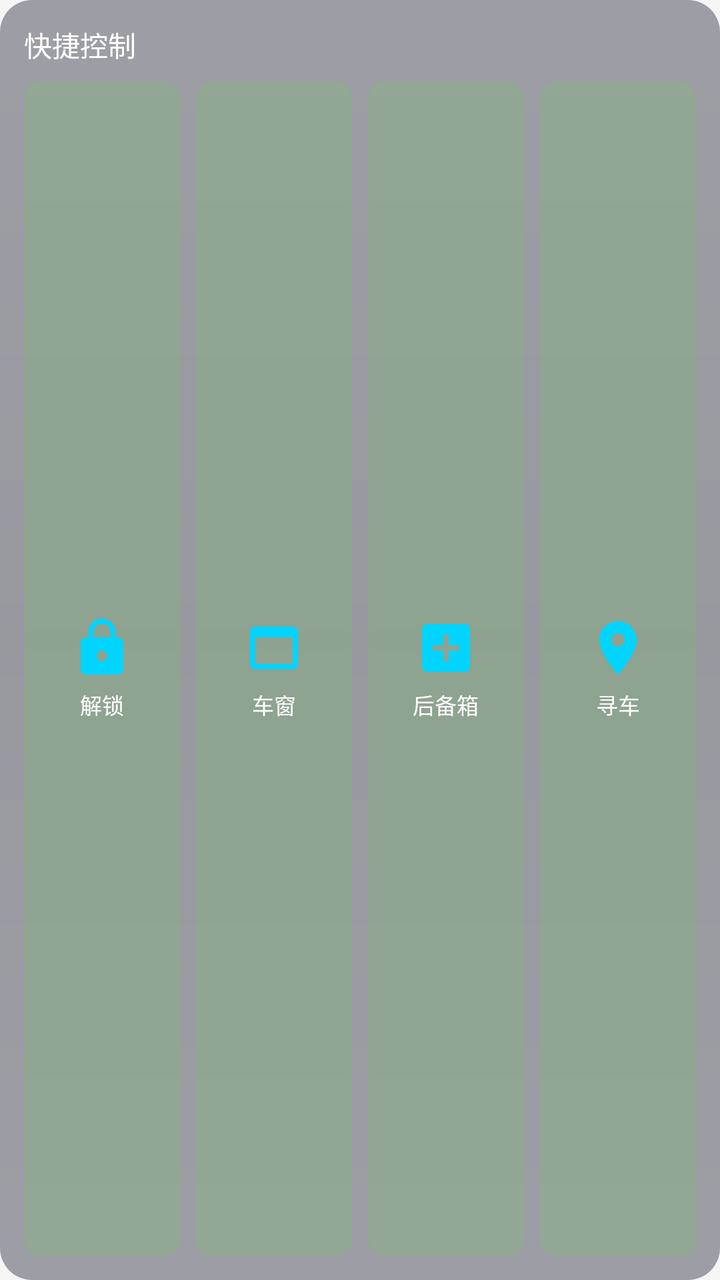
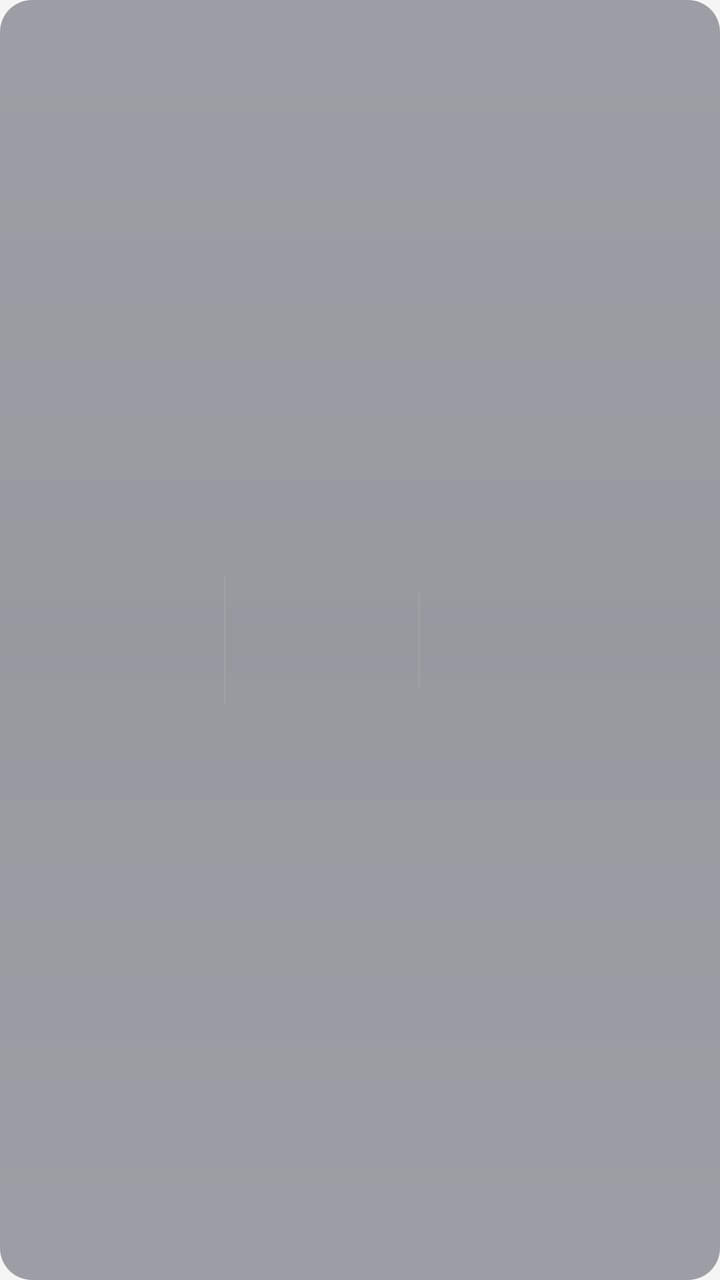

Screens rendered from an Android XML layout before and after an edit, with the pre-edit source and the edit as a unified diff.
<!-- AndroidManifest.xml: application theme Theme.YouthDesktop -->
<!-- res/layout/card_vehicle_control.xml -->
<?xml version="1.0" encoding="utf-8"?>
<LinearLayout xmlns:android="http://schemas.android.com/apk/res/android"
    android:layout_width="280dp"
    android:layout_height="100dp"
    android:orientation="vertical"
    android:background="@drawable/card_background_rounded"
    android:padding="12dp"
    android:layout_marginEnd="12dp"
    android:elevation="4dp">

    
    <TextView
        android:layout_width="wrap_content"
        android:layout_height="wrap_content"
        android:text="快捷控制"
        android:textSize="14sp"
        android:textColor="@color/dark_tech_text"
        android:fontFamily="sans-serif-medium"
        android:layout_marginBottom="8dp" />

    
    <LinearLayout
        android:layout_width="match_parent"
        android:layout_height="0dp"
        android:layout_weight="1"
        android:orientation="horizontal"
        android:gravity="center">

        
        <LinearLayout
            android:id="@+id/btn_unlock"
            android:layout_width="0dp"
            android:layout_height="match_parent"
            android:layout_weight="1"
            android:orientation="vertical"
            android:gravity="center"
            android:background="@drawable/card_control_button_background"
            android:padding="4dp">

            <ImageView
                android:id="@+id/img_unlock"
                android:layout_width="32dp"
                android:layout_height="32dp"
                android:src="@drawable/ic_unlock"
                android:scaleType="fitCenter" />

            <TextView
                android:layout_width="wrap_content"
                android:layout_height="wrap_content"
                android:text="解锁"
                android:textSize="11sp"
                android:textColor="@color/dark_tech_text"
                android:layout_marginTop="4dp" />
        </LinearLayout>

        <View
            android:layout_width="8dp"
            android:layout_height="0dp" />

        
        <LinearLayout
            android:id="@+id/btn_window"
            android:layout_width="0dp"
            android:layout_height="match_parent"
            android:layout_weight="1"
            android:orientation="vertical"
            android:gravity="center"
            android:background="@drawable/card_control_button_background"
            android:padding="4dp">

            <ImageView
                android:id="@+id/img_window"
                android:layout_width="32dp"
                android:layout_height="32dp"
                android:src="@drawable/ic_window"
                android:scaleType="fitCenter" />

            <TextView
                android:layout_width="wrap_content"
                android:layout_height="wrap_content"
                android:text="车窗"
                android:textSize="11sp"
                android:textColor="@color/dark_tech_text"
                android:layout_marginTop="4dp" />
        </LinearLayout>

        <View
            android:layout_width="8dp"
            android:layout_height="0dp" />

        
        <LinearLayout
            android:id="@+id/btn_trunk"
            android:layout_width="0dp"
            android:layout_height="match_parent"
            android:layout_weight="1"
            android:orientation="vertical"
            android:gravity="center"
            android:background="@drawable/card_control_button_background"
            android:padding="4dp">

            <ImageView
                android:id="@+id/img_trunk"
                android:layout_width="32dp"
                android:layout_height="32dp"
                android:src="@drawable/ic_trunk"
                android:scaleType="fitCenter" />

            <TextView
                android:layout_width="wrap_content"
                android:layout_height="wrap_content"
                android:text="后备箱"
                android:textSize="11sp"
                android:textColor="@color/dark_tech_text"
                android:layout_marginTop="4dp" />
        </LinearLayout>

        <View
            android:layout_width="8dp"
            android:layout_height="0dp" />

        
        <LinearLayout
            android:id="@+id/btn_find_car"
            android:layout_width="0dp"
            android:layout_height="match_parent"
            android:layout_weight="1"
            android:orientation="vertical"
            android:gravity="center"
            android:background="@drawable/card_control_button_background"
            android:padding="4dp">

            <ImageView
                android:id="@+id/img_find_car"
                android:layout_width="32dp"
                android:layout_height="32dp"
                android:src="@drawable/ic_find_car"
                android:scaleType="fitCenter" />

            <TextView
                android:layout_width="wrap_content"
                android:layout_height="wrap_content"
                android:text="寻车"
                android:textSize="11sp"
                android:textColor="@color/dark_tech_text"
                android:layout_marginTop="4dp" />
        </LinearLayout>
    </LinearLayout>

</LinearLayout>
<!-- resources referenced by this layout -->
<resources>
  <color name="dark_tech_text">#FFFFFF</color>
  <!-- drawable card_control_button_background (drawable) -->
  <?xml version="1.0" encoding="utf-8"?>
  <selector xmlns:android="http://schemas.android.com/apk/res/android">
      <item android:state_pressed="true">
          <shape android:shape="rectangle">
              <solid android:color="@color/card_button_pressed" />
              <corners android:radius="8dp" />
          </shape>
      </item>
      <item>
          <shape android:shape="rectangle">
              <solid android:color="@color/card_button_normal" />
              <corners android:radius="8dp" />
          </shape>
      </item>
  </selector>
  <!-- drawable ic_find_car (drawable) -->
  <?xml version="1.0" encoding="utf-8"?>
  <vector xmlns:android="http://schemas.android.com/apk/res/android"
      android:width="24dp"
      android:height="24dp"
      android:viewportWidth="24"
      android:viewportHeight="24">
      <path
          android:fillColor="#00D4FF"
          android:pathData="M12,2C8.13,2 5,5.13 5,9c0,5.25 7,13 7,13s7,-7.75 7,-13c0,-3.87 -3.13,-7 -7,-7zM12,11.5c-1.38,0 -2.5,-1.12 -2.5,-2.5s1.12,-2.5 2.5,-2.5 2.5,1.12 2.5,2.5 -1.12,2.5 -2.5,2.5z"/>
  </vector>
  <!-- drawable ic_trunk (drawable) -->
  <?xml version="1.0" encoding="utf-8"?>
  <vector xmlns:android="http://schemas.android.com/apk/res/android"
      android:width="24dp"
      android:height="24dp"
      android:viewportWidth="24"
      android:viewportHeight="24">
      <path
          android:fillColor="#00D4FF"
          android:pathData="M19,3H5c-1.1,0 -2,0.9 -2,2v14c0,1.1 0.9,2 2,2h14c1.1,0 2,-0.9 2,-2V5c0,-1.1 -0.9,-2 -2,-2zM17,13h-4v4h-2v-4H7v-2h4V7h2v4h4v2z"/>
  </vector>
  <!-- drawable ic_unlock (drawable) -->
  <?xml version="1.0" encoding="utf-8"?>
  <vector xmlns:android="http://schemas.android.com/apk/res/android"
      android:width="24dp"
      android:height="24dp"
      android:viewportWidth="24"
      android:viewportHeight="24">
      <path
          android:fillColor="#00D4FF"
          android:pathData="M18,8h-1V6c0,-2.76 -2.24,-5 -5,-5S7,3.24 7,6v2H6c-1.1,0 -2,0.9 -2,2v10c0,1.1 0.9,2 2,2h12c1.1,0 2,-0.9 2,-2V10c0,-1.1 -0.9,-2 -2,-2zM12,17c-1.1,0 -2,-0.9 -2,-2s0.9,-2 2,-2 2,0.9 2,2 -0.9,2 -2,2zM15.1,8H8.9V6c0,-1.71 1.39,-3.1 3.1,-3.1 1.71,0 3.1,1.39 3.1,3.1v2z"/>
  </vector>
  <!-- drawable ic_window (drawable) -->
  <?xml version="1.0" encoding="utf-8"?>
  <vector xmlns:android="http://schemas.android.com/apk/res/android"
      android:width="24dp"
      android:height="24dp"
      android:viewportWidth="24"
      android:viewportHeight="24">
      <path
          android:fillColor="#00D4FF"
          android:pathData="M19,4H5c-1.11,0 -2,0.9 -2,2v12c0,1.1 0.89,2 2,2h14c1.1,0 2,-0.9 2,-2V6c0,-1.1 -0.9,-2 -2,-2zM19,18H5V8h14v10z"/>
  </vector>
  <style name="Theme.YouthDesktop" parent="Theme.MaterialComponents.Light.NoActionBar">
          <item name="colorPrimary">@color/primary</item>
          <item name="colorPrimaryDark">@color/primary_dark</item>
          <item name="colorAccent">@color/accent</item>
          <item name="android:windowBackground">@color/background</item>
          <item name="android:navigationBarColor">@color/primary_dark</item>
          <item name="android:statusBarColor">@color/statusbar_background</item>
          <item name="android:windowFullscreen">true</item>
          <item name="android:windowLayoutInDisplayCutoutMode">shortEdges</item>
      </style>
  <color name="card_button_pressed">#3333FF00</color>
  <color name="card_button_normal">#1A33FF00</color>
  <color name="primary">#2196F3</color>
  <color name="primary_dark">#1976D2</color>
  <color name="accent">#FF4081</color>
  <color name="background">#F5F5F5</color>
  <color name="statusbar_background">#1565C0</color>
  <!-- unchanged entries left out for length: 1 -->
</resources>

<!-- the commit's change to res/layout/card_vehicle_control.xml (unified diff, before → after) -->
@@ -1,149 +1,85 @@
 <?xml version="1.0" encoding="utf-8"?>
 <LinearLayout xmlns:android="http://schemas.android.com/apk/res/android"
-    android:layout_width="280dp"
-    android:layout_height="100dp"
-    android:orientation="vertical"
+    android:layout_width="wrap_content"
+    android:layout_height="wrap_content"
+    android:orientation="horizontal"
     android:background="@drawable/card_background_rounded"
-    android:padding="12dp"
+    android:padding="16dp"
     android:layout_marginEnd="12dp"
-    android:elevation="4dp">
-
-    
-    <TextView
-        android:layout_width="wrap_content"
-        android:layout_height="wrap_content"
-        android:text="快捷控制"
-        android:textSize="14sp"
-        android:textColor="@color/dark_tech_text"
-        android:fontFamily="sans-serif-medium"
-        android:layout_marginBottom="8dp" />
+    android:elevation="4dp"
+    android:gravity="center_vertical">
 
     
     <LinearLayout
-        android:layout_width="match_parent"
-        android:layout_height="0dp"
-        android:layout_weight="1"
+        android:layout_width="wrap_content"
+        android:layout_height="wrap_content"
+        android:orientation="vertical"
+        android:gravity="center"
+        android:paddingEnd="16dp">
+
+        <ImageView
+            android:id="@+id/img_car"
+            android:layout_width="80dp"
+            android:layout_height="80dp"
+            android:scaleType="fitCenter" />
+    </LinearLayout>
+
+    
+    <View
+        android:layout_width="1dp"
+        android:layout_height="64dp"
+        android:background="@color/dark_tech_text_secondary"
+        android:alpha="0.3"
+        android:layout_marginEnd="16dp" />
+
+    
+    <LinearLayout
+        android:layout_width="wrap_content"
+        android:layout_height="wrap_content"
         android:orientation="horizontal"
         android:gravity="center">
 
         
         <LinearLayout
-            android:id="@+id/btn_unlock"
-            android:layout_width="0dp"
-            android:layout_height="match_parent"
-            android:layout_weight="1"
+            android:id="@+id/btn_lock_unlock"
+            android:layout_width="72dp"
+            android:layout_height="72dp"
             android:orientation="vertical"
             android:gravity="center"
-            android:background="@drawable/card_control_button_background"
-            android:padding="4dp">
+            android:background="?attr/selectableItemBackground"
+            android:padding="8dp">
 
             <ImageView
-                android:id="@+id/img_unlock"
-                android:layout_width="32dp"
-                android:layout_height="32dp"
-                android:src="@drawable/ic_unlock"
+                android:id="@+id/img_lock_unlock"
+                android:layout_width="48dp"
+                android:layout_height="48dp"
                 android:scaleType="fitCenter" />
-
-            <TextView
-                android:layout_width="wrap_content"
-                android:layout_height="wrap_content"
-                android:text="解锁"
-                android:textSize="11sp"
-                android:textColor="@color/dark_tech_text"
-                android:layout_marginTop="4dp" />
         </LinearLayout>
 
+        
         <View
-            android:layout_width="8dp"
-            android:layout_height="0dp" />
-
-        
-        <LinearLayout
-            android:id="@+id/btn_window"
-            android:layout_width="0dp"
-            android:layout_height="match_parent"
-            android:layout_weight="1"
-            android:orientation="vertical"
-            android:gravity="center"
-            android:background="@drawable/card_control_button_background"
-            android:padding="4dp">
-
-            <ImageView
-                android:id="@+id/img_window"
-                android:layout_width="32dp"
-                android:layout_height="32dp"
-                android:src="@drawable/ic_window"
-                android:scaleType="fitCenter" />
-
-            <TextView
-                android:layout_width="wrap_content"
-                android:layout_height="wrap_content"
-                android:text="车窗"
-                android:textSize="11sp"
-                android:textColor="@color/dark_tech_text"
-                android:layout_marginTop="4dp" />
-        </LinearLayout>
-
-        <View
-            android:layout_width="8dp"
-            android:layout_height="0dp" />
+            android:layout_width="1dp"
+            android:layout_height="48dp"
+            android:background="@color/dark_tech_text_secondary"
+            android:alpha="0.3"
+            android:layout_marginStart="8dp"
+            android:layout_marginEnd="8dp" />
 
         
         <LinearLayout
             android:id="@+id/btn_trunk"
-            android:layout_width="0dp"
-            android:layout_height="match_parent"
-            android:layout_weight="1"
+            android:layout_width="72dp"
+            android:layout_height="72dp"
             android:orientation="vertical"
             android:gravity="center"
-            android:background="@drawable/card_control_button_background"
-            android:padding="4dp">
+            android:background="?attr/selectableItemBackground"
+            android:padding="8dp">
 
             <ImageView
                 android:id="@+id/img_trunk"
-                android:layout_width="32dp"
-                android:layout_height="32dp"
-                android:src="@drawable/ic_trunk"
+                android:layout_width="48dp"
+                android:layout_height="48dp"
                 android:scaleType="fitCenter" />
-
-            <TextView
-                android:layout_width="wrap_content"
-                android:layout_height="wrap_content"
-                android:text="后备箱"
-                android:textSize="11sp"
-                android:textColor="@color/dark_tech_text"
-                android:layout_marginTop="4dp" />
-        </LinearLayout>
-
-        <View
-            android:layout_width="8dp"
-            android:layout_height="0dp" />
-
-        
-        <LinearLayout
-            android:id="@+id/btn_find_car"
-            android:layout_width="0dp"
-            android:layout_height="match_parent"
-            android:layout_weight="1"
-            android:orientation="vertical"
-            android:gravity="center"
-            android:background="@drawable/card_control_button_background"
-            android:padding="4dp">
-
-            <ImageView
-                android:id="@+id/img_find_car"
-                android:layout_width="32dp"
-                android:layout_height="32dp"
-                android:src="@drawable/ic_find_car"
-                android:scaleType="fitCenter" />
-
-            <TextView
-                android:layout_width="wrap_content"
-                android:layout_height="wrap_content"
-                android:text="寻车"
-                android:textSize="11sp"
-                android:textColor="@color/dark_tech_text"
-                android:layout_marginTop="4dp" />
         </LinearLayout>
     </LinearLayout>
 
<!-- resource entries referenced after the edit -->
@@ -1,83 +1,22 @@
 <!-- resources referenced by this layout -->
 <resources>
-  <color name="dark_tech_text">#FFFFFF</color>
-  <!-- drawable card_control_button_background (drawable) -->
-  <?xml version="1.0" encoding="utf-8"?>
-  <selector xmlns:android="http://schemas.android.com/apk/res/android">
-      <item android:state_pressed="true">
-          <shape android:shape="rectangle">
-              <solid android:color="@color/card_button_pressed" />
-              <corners android:radius="8dp" />
-          </shape>
-      </item>
-      <item>
-          <shape android:shape="rectangle">
-              <solid android:color="@color/card_button_normal" />
-              <corners android:radius="8dp" />
-          </shape>
-      </item>
-  </selector>
-  <!-- drawable ic_find_car (drawable) -->
-  <?xml version="1.0" encoding="utf-8"?>
-  <vector xmlns:android="http://schemas.android.com/apk/res/android"
-      android:width="24dp"
-      android:height="24dp"
-      android:viewportWidth="24"
-      android:viewportHeight="24">
-      <path
-          android:fillColor="#00D4FF"
-          android:pathData="M12,2C8.13,2 5,5.13 5,9c0,5.25 7,13 7,13s7,-7.75 7,-13c0,-3.87 -3.13,-7 -7,-7zM12,11.5c-1.38,0 -2.5,-1.12 -2.5,-2.5s1.12,-2.5 2.5,-2.5 2.5,1.12 2.5,2.5 -1.12,2.5 -2.5,2.5z"/>
-  </vector>
-  <!-- drawable ic_trunk (drawable) -->
-  <?xml version="1.0" encoding="utf-8"?>
-  <vector xmlns:android="http://schemas.android.com/apk/res/android"
-      android:width="24dp"
-      android:height="24dp"
-      android:viewportWidth="24"
-      android:viewportHeight="24">
-      <path
-          android:fillColor="#00D4FF"
-          android:pathData="M19,3H5c-1.1,0 -2,0.9 -2,2v14c0,1.1 0.9,2 2,2h14c1.1,0 2,-0.9 2,-2V5c0,-1.1 -0.9,-2 -2,-2zM17,13h-4v4h-2v-4H7v-2h4V7h2v4h4v2z"/>
-  </vector>
-  <!-- drawable ic_unlock (drawable) -->
-  <?xml version="1.0" encoding="utf-8"?>
-  <vector xmlns:android="http://schemas.android.com/apk/res/android"
-      android:width="24dp"
-      android:height="24dp"
-      android:viewportWidth="24"
-      android:viewportHeight="24">
-      <path
-          android:fillColor="#00D4FF"
-          android:pathData="M18,8h-1V6c0,-2.76 -2.24,-5 -5,-5S7,3.24 7,6v2H6c-1.1,0 -2,0.9 -2,2v10c0,1.1 0.9,2 2,2h12c1.1,0 2,-0.9 2,-2V10c0,-1.1 -0.9,-2 -2,-2zM12,17c-1.1,0 -2,-0.9 -2,-2s0.9,-2 2,-2 2,0.9 2,2 -0.9,2 -2,2zM15.1,8H8.9V6c0,-1.71 1.39,-3.1 3.1,-3.1 1.71,0 3.1,1.39 3.1,3.1v2z"/>
-  </vector>
-  <!-- drawable ic_window (drawable) -->
-  <?xml version="1.0" encoding="utf-8"?>
-  <vector xmlns:android="http://schemas.android.com/apk/res/android"
-      android:width="24dp"
-      android:height="24dp"
-      android:viewportWidth="24"
-      android:viewportHeight="24">
-      <path
-          android:fillColor="#00D4FF"
-          android:pathData="M19,4H5c-1.11,0 -2,0.9 -2,2v12c0,1.1 0.89,2 2,2h14c1.1,0 2,-0.9 2,-2V6c0,-1.1 -0.9,-2 -2,-2zM19,18H5V8h14v10z"/>
-  </vector>
+  <color name="dark_tech_text_secondary">#B0B0B0</color>
   <style name="Theme.YouthDesktop" parent="Theme.MaterialComponents.Light.NoActionBar">
           <item name="colorPrimary">@color/primary</item>
           <item name="colorPrimaryDark">@color/primary_dark</item>
           <item name="colorAccent">@color/accent</item>
           <item name="android:windowBackground">@color/background</item>
-          <item name="android:navigationBarColor">@color/primary_dark</item>
-          <item name="android:statusBarColor">@color/statusbar_background</item>
+          <item name="android:navigationBarColor">@android:color/transparent</item>
+          <item name="android:statusBarColor">@android:color/transparent</item>
           <item name="android:windowFullscreen">true</item>
           <item name="android:windowLayoutInDisplayCutoutMode">shortEdges</item>
+          <item name="android:windowTranslucentNavigation">true</item>
+          <item name="android:windowTranslucentStatus">true</item>
       </style>
-  <color name="card_button_pressed">#3333FF00</color>
-  <color name="card_button_normal">#1A33FF00</color>
   <color name="primary">#2196F3</color>
   <color name="primary_dark">#1976D2</color>
   <color name="accent">#FF4081</color>
   <color name="background">#F5F5F5</color>
-  <color name="statusbar_background">#1565C0</color>
   <!-- unchanged entries left out for length: 1 -->
 </resources>
 
